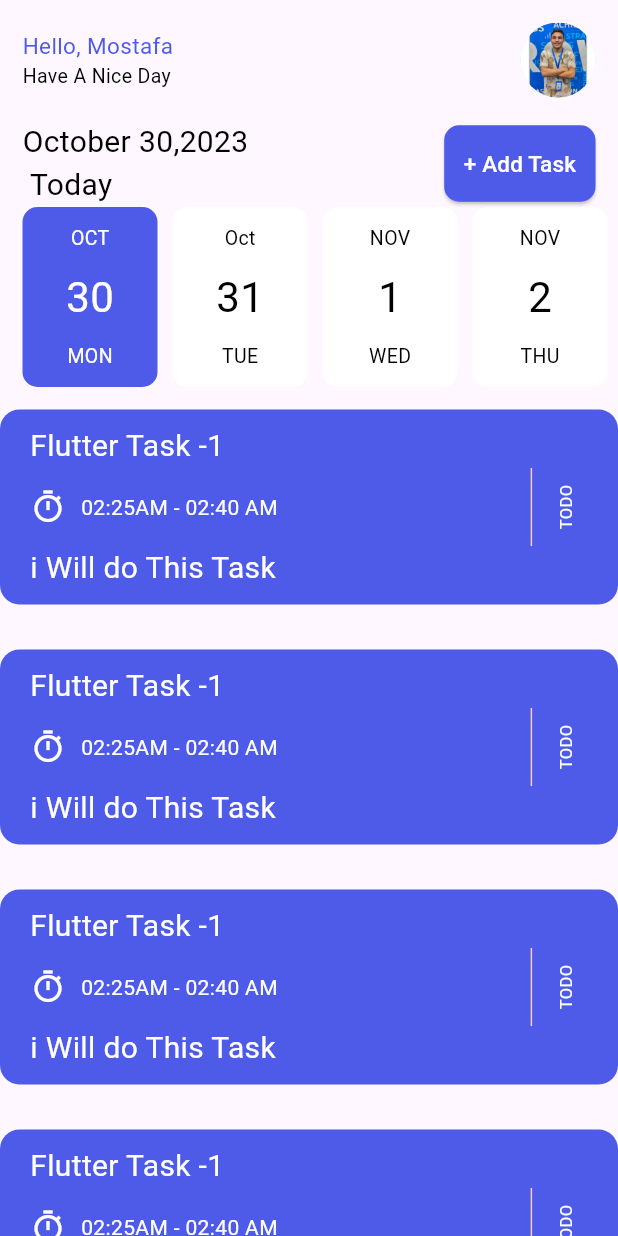
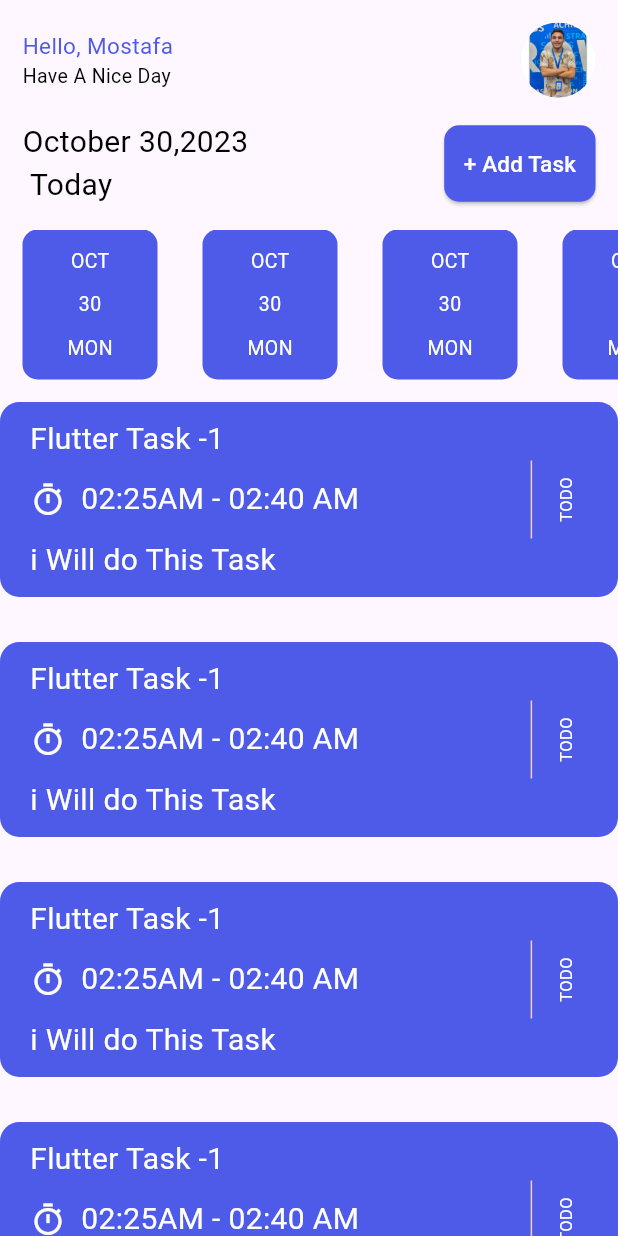
Before and after one commit to mostafa-sabry/taskati_app, a Flutter app: the screen it shows after launch, on a phone screen of 412 x 824 dp. Run offline on Flutter 3.47's test engine with Material 3 defaults, Android fonts, the phone set to English and light mode, and no system bars.

Commit message:
new days list view

```diff
--- a/lib/screens/home_screen.dart
+++ b/lib/screens/home_screen.dart
@@ -1,9 +1,9 @@
 import 'package:flutter/material.dart';
 import 'package:taskati_app/widgets/days_widget.dart';
-import 'package:taskati_app/widgets/flutter_task_widget.dart';
 import 'package:taskati_app/widgets/profile_named_widget.dart';
 import 'package:taskati_app/widgets/text_app_widget.dart';
 
+import '../widgets/days_list_view_widget.dart';
 import '../widgets/elevated_button_widget.dart';
 import '../widgets/new_list_view.dart';
 
@@ -12,13 +12,13 @@ class HomeScreen extends StatelessWidget {
 
   @override
   Widget build(BuildContext context) {
-    return SafeArea(
+    return const SafeArea(
       child: Scaffold(
         body: Column(
           mainAxisAlignment: MainAxisAlignment.spaceEvenly,
           children: [
-            const ProfileNamed(),
-            const Padding(
+            ProfileNamed(),
+            Padding(
               padding: EdgeInsets.symmetric(horizontal: 15.0),
               child: Row(
                 mainAxisAlignment: MainAxisAlignment.spaceBetween,
@@ -29,57 +29,12 @@ class HomeScreen extends StatelessWidget {
                 ],
               ),
             ),
-            SingleChildScrollView(
-              padding: const EdgeInsets.symmetric(horizontal: 15),
-              scrollDirection: Axis.horizontal,
-              child: Row(
-                children: [
-                  DaysWidget(
-                    title1: 'OCT',
-                    title2: '30',
-                    title3: 'MON',
-                    SizeText: 13,
-                    color: const Color(0xFF4e5ae8),
-                    colorInText: Colors.white,
-                  ),
-                  const SizedBox(width: 10),
-                  DaysWidget(
-                    title1: 'Oct',
-                    title2: '31',
-                    title3: 'TUE',
-                    SizeText: 13,
-                    color: Colors.white,
-                    colorInText: Colors.black,
-                  ),
-                  const SizedBox(width: 10),
-                  DaysWidget(
-                    title1: 'NOV',
-                    title2: '1',
-                    title3: 'WED',
-                    SizeText: 13,
-                    color: Colors.white,
-                    colorInText: Colors.black,
-                  ),
-                  const SizedBox(width: 10),
-                  DaysWidget(
-                    title1: 'NOV',
-                    title2: '2',
-                    title3: 'THU',
-                    SizeText: 13,
-                    color: Colors.white,
-                    colorInText: Colors.black,
-                  ),
-                  const SizedBox(width: 10),
-                  DaysWidget(
-                    title1: 'NOV',
-                    title2: '3',
-                    title3: 'THU',
-                    SizeText: 13,
-                    color: Colors.white,
-                    colorInText: Colors.black,
-                  ),
-                ],
-              ),
+            SizedBox(
+              height: 15,
+            ),
+            SizedBox(
+              height: 100,
+              child: NewListViewDaysWidget(),
             ),
             NewListView(),
           ],
--- /dev/null
+++ b/lib/widgets/days_list_view_widget.dart
@@ -0,0 +1,19 @@
+import 'package:flutter/material.dart';
+import 'package:taskati_app/widgets/days_widget.dart';
+
+class NewListViewDaysWidget extends StatelessWidget {
+  const NewListViewDaysWidget({
+    super.key,
+  });
+
+  @override
+  Widget build(BuildContext context) {
+    return ListView.builder(
+      scrollDirection: Axis.horizontal,
+      itemCount: 5,
+      itemBuilder: (context, index) {
+        return const DaysWidget();
+      },
+    );
+  }
+}
--- a/lib/widgets/days_widget.dart
+++ b/lib/widgets/days_widget.dart
@@ -1,51 +1,44 @@
 import 'package:flutter/material.dart';
+import 'package:taskati_app/widgets/text_app_widget.dart';
 
 class DaysWidget extends StatelessWidget {
-  DaysWidget(
-      {super.key,
-      required this.title1,
-      required this.title2,
-      required this.title3,
-      required this.SizeText,
-      required this.color,
-      required this.colorInText});
-
-  String title1;
-  String title2;
-  String title3;
-  double SizeText;
-  Color color;
-  Color colorInText;
+  const DaysWidget({
+    super.key,
+  });
 
   @override
   Widget build(BuildContext context) {
     return Container(
-      height: 120,
+      // height: 120,
       width: 90,
+      margin:const EdgeInsets.symmetric(horizontal: 15),
       decoration: BoxDecoration(
-        color: color,
+        color: const Color(0xFF4e5ae8),
         borderRadius: BorderRadius.circular(10),
       ),
-      child: Column(
+      child: const Column(
         mainAxisAlignment: MainAxisAlignment.center,
         children: [
-          Text(
-            title1,
-            style: TextStyle(color: colorInText, fontSize: SizeText),
+          TextAppWidget(
+            title: 'OCT',
+            color: Colors.white,
+            fontSize: 13,
           ),
           SizedBox(
             height: 10,
           ),
-          Text(
-            title2,
-            style: TextStyle(color: colorInText, fontSize: 28),
+          TextAppWidget(
+            title: '30',
+            color: Colors.white,
+            fontSize: 13,
           ),
           SizedBox(
             height: 10,
           ),
-          Text(
-            title3,
-            style: TextStyle(color: colorInText, fontSize: SizeText),
+          TextAppWidget(
+            title: 'MON',
+            color: Colors.white,
+            fontSize: 13,
           ),
         ],
       ),
--- a/lib/widgets/flutter_task_widget.dart
+++ b/lib/widgets/flutter_task_widget.dart
@@ -1,21 +1,13 @@
 import 'dart:math';
 
 import 'package:flutter/material.dart';
+import 'package:taskati_app/widgets/text_app_widget.dart';
 
 class FlutterTaskWidget extends StatelessWidget {
-  FlutterTaskWidget({
+  const FlutterTaskWidget({
     super.key,
-    this.colorContainer,
-    required this.titleText,
-    required this.titleTime,
-    required this.colorText,
-    required this.sizeText,
   });
-final  String titleText;
-final  String titleTime;
-final  Color? colorContainer;
-final  Color colorText;
-  double sizeText;
+
   @override
   Widget build(BuildContext context) {
     return Container(
@@ -24,20 +16,13 @@ final  Color colorText;
       width: double.infinity,
       margin: const EdgeInsets.symmetric(vertical: 15),
       decoration: BoxDecoration(
-        color: colorContainer,
+        color: const Color(0xff4e5ae8),
         borderRadius: BorderRadius.circular(13),
       ),
       child: Column(
         crossAxisAlignment: CrossAxisAlignment.start,
         children: [
-          Text(
-            //  'Flutter Task -1',
-            titleText,
-            style: TextStyle(
-              color: colorText,
-              fontSize: sizeText,
-            ),
-          ),
+          const TextAppWidget(title: 'Flutter Task -1', color: Colors.white),
           Expanded(
             child: Row(
               children: [
@@ -48,11 +33,8 @@ final  Color colorText;
                 const SizedBox(
                   width: 10,
                 ),
-                Text(
-
-                  titleTime,
-                  style: TextStyle(color: colorText),
-                ),
+                const TextAppWidget(
+                    title: '02:25AM - 02:40 AM', color: Colors.white),
                 const Spacer(),
                 const SizedBox(
                   child: VerticalDivider(
@@ -62,7 +44,6 @@ final  Color colorText;
                 Transform.rotate(
                   angle: -pi / 2,
                   child: const Text(
-
                     'TODO',
                     style: TextStyle(
                       color: Colors.white,
@@ -73,13 +54,8 @@ final  Color colorText;
               ],
             ),
           ),
-          Text(
-            'i Will do This Task',
-            style: TextStyle(
-              color: colorText,
-              fontSize: sizeText,
-            ),
-          )
+          const TextAppWidget(
+              title: 'i Will do This Task', color: Colors.white),
         ],
       ),
     );
--- a/lib/widgets/new_list_view.dart
+++ b/lib/widgets/new_list_view.dart
@@ -10,13 +10,7 @@ class NewListView extends StatelessWidget {
       child: ListView.builder(
         itemCount: 15,
         itemBuilder: (context, index) {
-          return  FlutterTaskWidget(
-              titleText: 'Flutter Task -1',
-              titleTime: '02:25AM - 02:40 AM',
-              colorContainer: Color(0xff4e5ae8),
-              colorText: Colors.white,
-              sizeText: 20,
-          );
+          return const FlutterTaskWidget();
         },
       ),
     );
```
